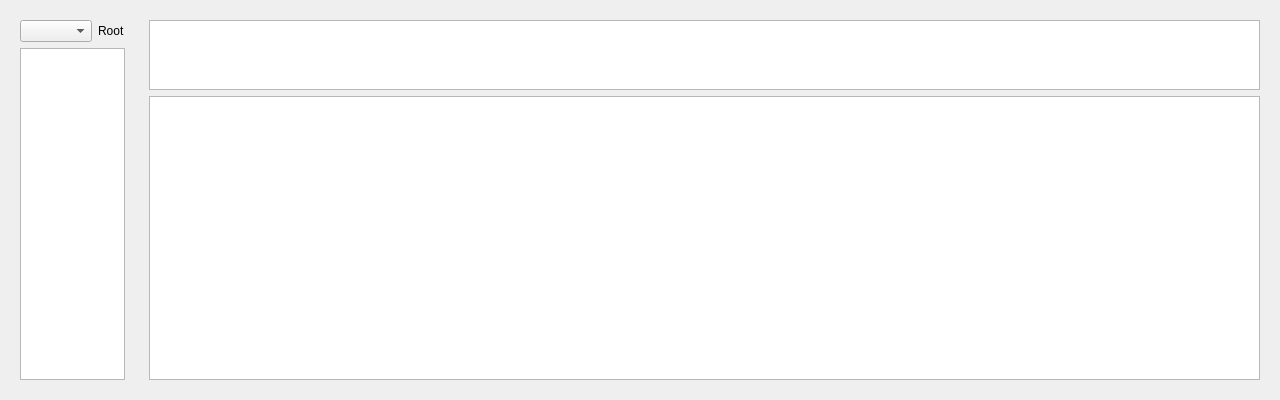
King19931229/KApp, file KEditor/KEResourceBrowser.ui: the form before one commit.
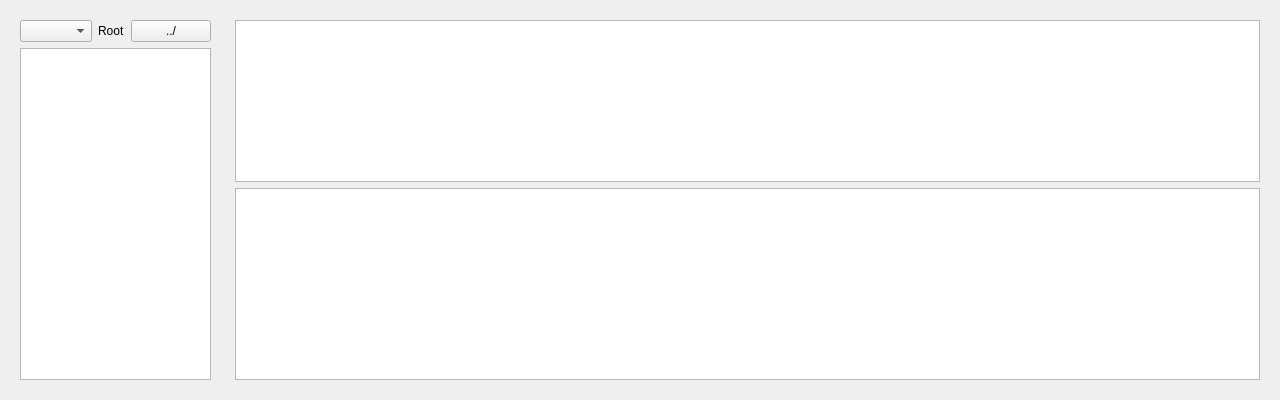
The form after the commit.

Patch:
```diff
--- a/KEditor/KEResourceBrowser.ui
+++ b/KEditor/KEResourceBrowser.ui
@@ -32,8 +32,8 @@
       </sizepolicy>
      </property>
      <layout class="QGridLayout" name="gridLayout_4">
-      <item row="1" column="0">
-       <widget class="QListView" name="m_SystemView"/>
+      <item row="2" column="0">
+       <widget class="QListView" name="m_TreeView"/>
       </item>
       <item row="0" column="0">
        <layout class="QGridLayout" name="treeLayout">
@@ -49,6 +49,13 @@
             </property>
            </widget>
           </item>
+          <item>
+           <widget class="QPushButton" name="m_TreeBack">
+            <property name="text">
+             <string>../</string>
+            </property>
+           </widget>
+          </item>
          </layout>
         </item>
        </layout>
@@ -68,7 +75,7 @@
       <item row="0" column="0">
        <layout class="QGridLayout" name="gridLayout">
         <item row="0" column="0">
-         <layout class="QVBoxLayout" name="verticalLayout" stretch="1,99">
+         <layout class="QVBoxLayout" name="verticalLayout" stretch="1,0">
           <item>
            <widget class="QColumnView" name="m_PathView">
             <property name="sizePolicy">
```
Left out of the diff: 9 changed lines with no effect on the pictures.
